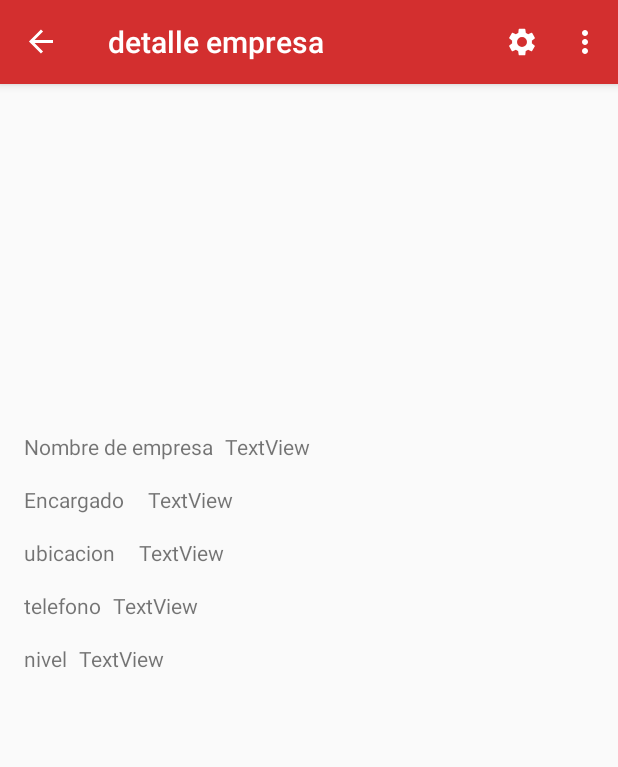
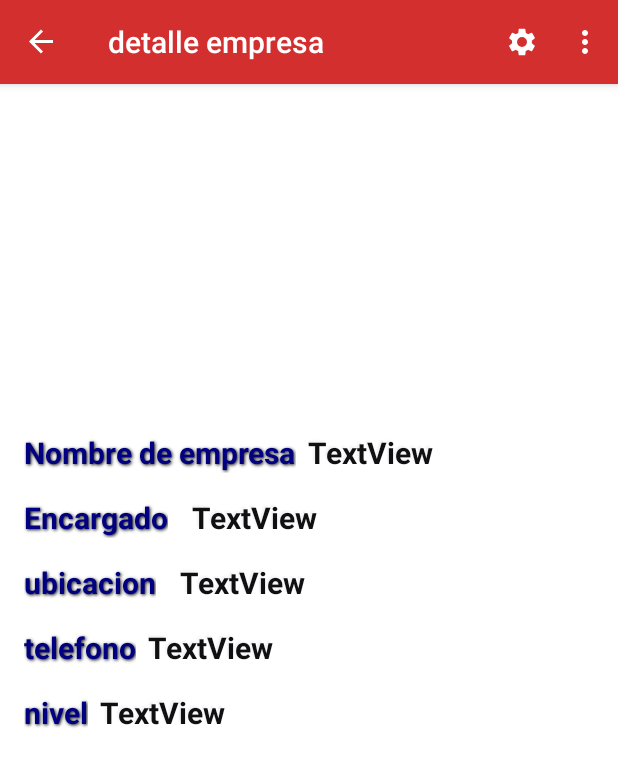
Before and after one commit to Julioolivares12/CarwashToGO3, an Android app: the EditarEmpresaFragment screen opened through its navigation route, on a phone screen of 412 x 824 dp. Shown: the top 767 px of the screen. Run offline under Robolectric (Android 15) with nearby library versions, the phone set to English and light mode, and no system bars; our stand-ins replace Firebase (no records; nobody signed in at launch, a user with empty details on screens opened directly), navigation-ui.

Commit message:
un poco de diseno

```diff
--- a/app/src/main/res/drawable/boton_redondo.xml
+++ b/app/src/main/res/drawable/boton_redondo.xml
@@ -2,7 +2,7 @@
 <shape xmlns:android="http://schemas.android.com/apk/res/android" android:shape="rectangle">
     <solid android:color="#ffffff"/>
 
-    <stroke android:width="3dp"
+    <stroke android:width="2dp"
         android:color="#ff000000"/>
 
     <padding android:left="1dp"
--- a/app/src/main/res/layout/activity_inicio.xml
+++ b/app/src/main/res/layout/activity_inicio.xml
@@ -5,6 +5,7 @@
     android:layout_width="match_parent"
     android:layout_height="match_parent"
     android:orientation="vertical"
+    android:background="@color/colorWhite"
     tools:context=".InicioActivity">
 
 
@@ -15,6 +16,7 @@
         android:layout_width="wrap_content"
         android:layout_height="wrap_content"
         android:layout_gravity="center"
+        android:layout_marginTop="40dp"
         android:text="Bienvenido"
         android:textSize="40dp" />
 
--- a/app/src/main/res/layout/fragment_editar_empresa.xml
+++ b/app/src/main/res/layout/fragment_editar_empresa.xml
@@ -4,6 +4,7 @@
     xmlns:tools="http://schemas.android.com/tools"
     android:layout_width="match_parent"
     android:layout_height="match_parent"
+    android:background="@color/colorWhite"
     tools:context=".ui.administrador.empresa.EditarEmpresaFragment">
 
 
@@ -26,6 +27,7 @@
 
         <TextView
             android:id="@+id/textView7"
+            style="@style/textview"
             android:layout_width="wrap_content"
             android:layout_height="wrap_content"
             android:layout_marginTop="16dp"
@@ -35,6 +37,7 @@
 
         <TextView
             android:id="@+id/textView8"
+            style="@style/textview"
             android:layout_width="wrap_content"
             android:layout_height="wrap_content"
             android:layout_marginTop="16dp"
@@ -44,6 +47,7 @@
 
         <TextView
             android:id="@+id/textView9"
+            style="@style/textview"
             android:layout_width="wrap_content"
             android:layout_height="wrap_content"
             android:layout_marginTop="16dp"
@@ -53,6 +57,7 @@
 
         <TextView
             android:id="@+id/textView10"
+            style="@style/textview"
             android:layout_width="wrap_content"
             android:layout_height="wrap_content"
             android:layout_marginTop="16dp"
@@ -62,6 +67,7 @@
 
         <TextView
             android:id="@+id/txtDescripcionPaqueteDetalle"
+            style="@style/textview2"
             android:layout_width="0dp"
             android:layout_height="wrap_content"
             android:layout_marginStart="8dp"
@@ -76,6 +82,7 @@
 
         <TextView
             android:id="@+id/txtPrecioPaqueteDetalle"
+            style="@style/textview2"
             android:layout_width="0dp"
             android:layout_height="wrap_content"
             android:layout_marginStart="16dp"
@@ -89,6 +96,7 @@
 
         <TextView
             android:id="@+id/txtTituloPaqueteDetalle"
+            style="@style/textview2"
             android:layout_width="0dp"
             android:layout_height="wrap_content"
             android:layout_marginStart="16dp"
@@ -102,6 +110,7 @@
 
         <TextView
             android:id="@+id/txtTelefonoEmpresaDetalle"
+            style="@style/textview2"
             android:layout_width="0dp"
             android:layout_height="wrap_content"
             android:layout_marginStart="8dp"
@@ -115,6 +124,7 @@
 
         <TextView
             android:id="@+id/textView11"
+            style="@style/textview"
             android:layout_width="wrap_content"
             android:layout_height="wrap_content"
             android:layout_marginTop="16dp"
@@ -124,6 +134,7 @@
 
         <TextView
             android:id="@+id/txtNivelEmpresaDetalle"
+            style="@style/textview2"
             android:layout_width="0dp"
             android:layout_height="wrap_content"
             android:layout_marginStart="8dp"
--- a/app/src/main/res/layout/fragment_nueva_empresa.xml
+++ b/app/src/main/res/layout/fragment_nueva_empresa.xml
@@ -38,7 +38,7 @@
                 android:layout_marginTop="32dp"
                 android:layout_marginEnd="56dp"
                 android:layout_marginRight="56dp"
-                android:backgroundTint="@color/colorNegroBotones"
+                android:backgroundTint="@color/colorBoton1"
                 android:text="guardar"
                 android:textColor="@android:color/white"
                 app:layout_constraintEnd_toEndOf="parent"
--- a/app/src/main/res/layout/fragment_nuevo_paquete.xml
+++ b/app/src/main/res/layout/fragment_nuevo_paquete.xml
@@ -37,7 +37,7 @@
                 android:layout_marginTop="28dp"
                 android:layout_marginEnd="88dp"
                 android:layout_marginRight="88dp"
-                android:backgroundTint="@color/colorNegroBotones"
+                android:backgroundTint="@color/colorBoton1"
                 android:text="guardar"
                 android:textColor="@android:color/white"
                 app:layout_constraintEnd_toEndOf="parent"
--- a/app/src/main/res/values-v21/styles.xml
+++ b/app/src/main/res/values-v21/styles.xml
@@ -5,4 +5,36 @@
         <item name="windowNoTitle">true</item>
         <item name="android:statusBarColor">@android:color/transparent</item>
     </style>
+
+    <style name="textview">
+        <item name="android:textSize">20dp</item>
+        <item name="android:textStyle">bold</item>
+        <item name="android:textColor">#000080</item>
+        <item name="android:shadowColor">#222020</item>
+        <item name="android:shadowDx">1</item>
+        <item name="android:shadowDy">1</item>
+        <item name="android:shadowRadius">2</item>
+    </style>
+
+    <style name="textview2">
+        <item name="android:textSize">20dp</item>
+        <item name="android:textStyle">bold</item>
+        <item name="android:textColor">#111010</item>
+        <item name="android:shadowColor">#F2F2F7</item>
+        <item name="android:shadowDx">-2</item>
+        <item name="android:shadowDy">-2</item>
+        <item name="android:shadowRadius">1</item>
+    </style>
+
+
+    <style name="textview3">
+        <item name="android:textSize">20dp</item>
+        <item name="android:textStyle">bold</item>
+        <item name="android:textColor">#0731F5</item>
+        <item name="android:shadowColor">#222020</item>
+        <item name="android:shadowDx">1</item>
+        <item name="android:shadowDy">1</item>
+        <item name="android:shadowRadius">2</item>
+    </style>
+
 </resources>
--- a/app/src/main/res/values/colors.xml
+++ b/app/src/main/res/values/colors.xml
@@ -4,4 +4,6 @@
     <color name="colorPrimaryDark">#9a0007</color>
     <color name="colorAccent">#ff6659</color>
     <color name="colorNegroBotones">#47525E</color>
+    <color name="colorWhite">#fff</color>
+    <color name="colorBoton1">#1E34BE</color>
 </resources>
```
Also changed, not shown: app/src/main/res/layout/activity_login.xml (+12 -11 lines).
